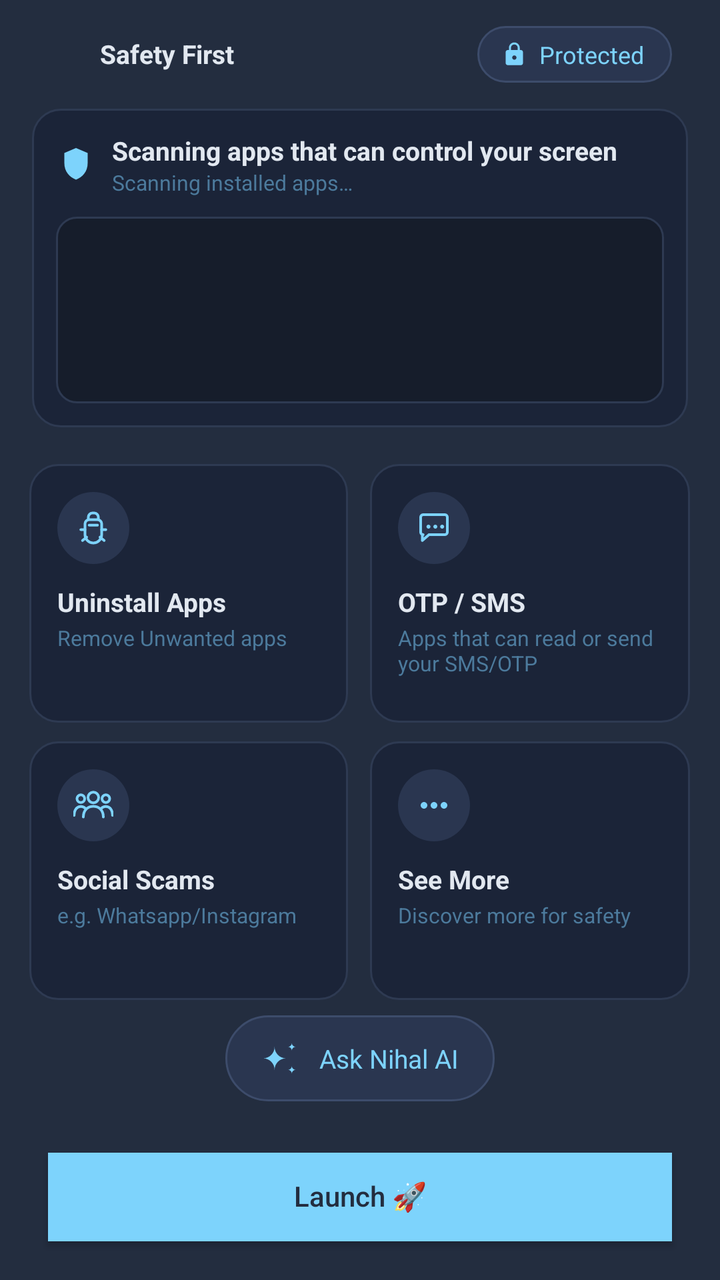
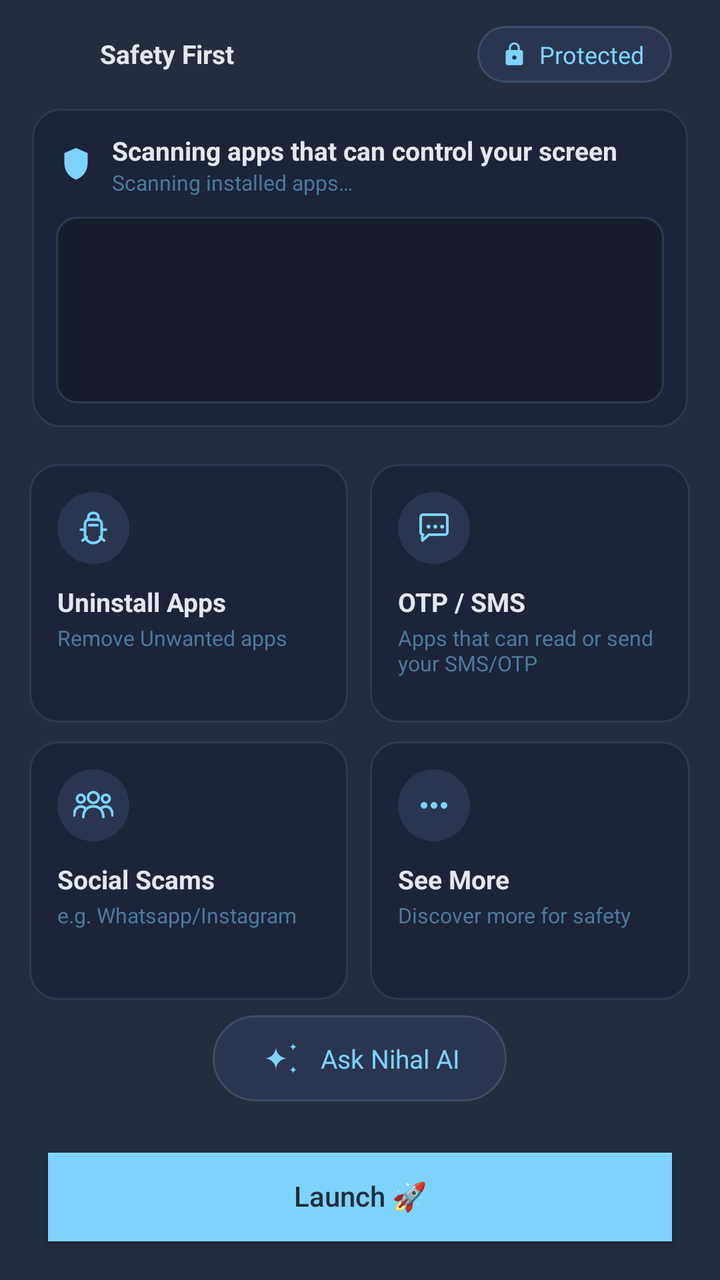

The first picture is an Android layout as it rendered before a commit; the second is the same layout after the commit. The layout source and the unified diff follow.
<!-- AndroidManifest.xml: activity theme Theme.NihalHome -->
<!-- res/layout/activity_main.xml -->
<?xml version="1.0" encoding="utf-8"?>
<LinearLayout xmlns:android="http://schemas.android.com/apk/res/android"
    android:layout_width="match_parent"
    android:layout_height="match_parent"
    android:orientation="vertical"
    android:weightSum="1000"
    android:background="@color/onboarding_background">

    
    <LinearLayout
        android:id="@+id/topStatusBar"
        android:layout_width="match_parent"
        android:layout_height="0dp"
        android:layout_weight="85"
        android:orientation="horizontal"
        android:gravity="center_vertical"
        android:paddingStart="24dp"
        android:paddingEnd="24dp">

        <LinearLayout
            android:id="@+id/containerSafetyFirst"
            android:layout_width="0dp"
            android:layout_height="wrap_content"
            android:layout_weight="1"
            android:orientation="horizontal"
            android:gravity="start|center_vertical">

            <ImageView
                android:id="@+id/imageSafetyLogo"
                android:layout_width="20dp"
                android:layout_height="20dp"
                android:layout_marginEnd="6dp"
                android:src="@mipmap/ic_launcher" />

            <TextView
                android:id="@+id/textSafetyFirst"
                android:layout_width="wrap_content"
                android:layout_height="wrap_content"
                android:text="@string/safety_first_title"
                android:textColor="@color/onboarding_heading"
                android:textSize="13sp"
                android:textStyle="bold" />

        </LinearLayout>

        <LinearLayout
            android:id="@+id/containerProtected"
            android:layout_width="wrap_content"
            android:layout_height="wrap_content"
            android:orientation="horizontal"
            android:gravity="center_vertical"
            android:background="@drawable/bg_capsule_protected"
            android:paddingStart="12dp"
            android:paddingEnd="14dp"
            android:paddingTop="6dp"
            android:paddingBottom="6dp">

            <ImageView
                android:id="@+id/imageLockIcon"
                android:layout_width="13dp"
                android:layout_height="13dp"
                android:layout_marginEnd="6dp"
                android:src="@drawable/ic_lock" />

            <TextView
                android:id="@+id/textProtected"
                android:layout_width="wrap_content"
                android:layout_height="wrap_content"
                android:text="@string/protected_label"
                android:textColor="@color/onboarding_accent"
                android:textSize="12sp" />

        </LinearLayout>

    </LinearLayout>

    
    <FrameLayout
        android:id="@+id/containerFirstPart"
        android:layout_width="match_parent"
        android:layout_height="0dp"
        android:layout_weight="249"
        android:paddingStart="16dp"
        android:paddingEnd="16dp">

        <LinearLayout
            android:id="@+id/boxFirstPart"
            android:layout_width="match_parent"
            android:layout_height="match_parent"
            android:orientation="vertical"
            android:background="@drawable/bg_scan_card"
            android:padding="12dp">

            <LinearLayout
                android:layout_width="match_parent"
                android:layout_height="wrap_content"
                android:orientation="horizontal"
                android:gravity="center_vertical"
                android:layout_marginBottom="10dp">

                <ImageView
                    android:layout_width="20dp"
                    android:layout_height="20dp"
                    android:layout_marginEnd="8dp"
                    android:src="@drawable/ic_shield_scan" />

                <LinearLayout
                    android:layout_width="0dp"
                    android:layout_height="wrap_content"
                    android:layout_weight="1"
                    android:orientation="vertical">

                    <TextView
                        android:text="@string/scan_title"
                        android:layout_width="wrap_content"
                        android:layout_height="wrap_content"
                        android:textColor="@color/onboarding_heading"
                        android:textSize="13sp"
                        android:textStyle="bold" />

                    <TextView
                        android:id="@+id/textScanSubtitle"
                        android:text="@string/scan_subtitle_running"
                        android:layout_width="wrap_content"
                        android:layout_height="wrap_content"
                        android:textColor="@color/terminal_text_dim"
                        android:textSize="10.5sp" />

                </LinearLayout>

            </LinearLayout>

            <FrameLayout
                android:layout_width="match_parent"
                android:layout_height="0dp"
                android:layout_weight="1">

                <ScrollView
                    android:id="@+id/scrollTerminal"
                    android:layout_width="match_parent"
                    android:layout_height="match_parent"
                    android:background="@drawable/bg_terminal"
                    android:padding="10dp"
                    android:scrollbars="none"
                    android:visibility="visible">

                    <TextView
                        android:id="@+id/textTerminalLog"
                        android:layout_width="match_parent"
                        android:layout_height="wrap_content"
                        android:fontFamily="monospace"
                        android:textColor="@color/terminal_text"
                        android:textSize="9.5sp"
                        android:lineSpacingExtra="2dp" />

                </ScrollView>

                <ScrollView
                    android:id="@+id/scrollResults"
                    android:layout_width="match_parent"
                    android:layout_height="match_parent"
                    android:scrollbars="none"
                    android:visibility="gone">

                    <LinearLayout
                        android:id="@+id/containerRiskResults"
                        android:layout_width="match_parent"
                        android:layout_height="wrap_content"
                        android:orientation="vertical" />

                </ScrollView>

                <LinearLayout
                    android:id="@+id/containerNoIssues"
                    android:layout_width="match_parent"
                    android:layout_height="match_parent"
                    android:orientation="vertical"
                    android:gravity="center"
                    android:paddingStart="10dp"
                    android:paddingEnd="10dp"
                    android:paddingTop="4dp"
                    android:paddingBottom="4dp"
                    android:visibility="gone">

                    <ImageView
                        android:layout_width="@dimen/no_issues_icon_size"
                        android:layout_height="@dimen/no_issues_icon_size"
                        android:layout_marginBottom="4dp"
                        android:adjustViewBounds="true"
                        android:scaleType="fitCenter"
                        android:src="@drawable/ic_shield_check" />

                    <TextView
                        android:text="@string/no_issues_found_title"
                        android:layout_width="match_parent"
                        android:layout_height="wrap_content"
                        android:textColor="@color/onboarding_heading"
                        android:textStyle="bold"
                        android:gravity="center"
                        android:maxLines="1"
                        android:autoSizeTextType="uniform"
                        android:autoSizeMinTextSize="8sp"
                        android:autoSizeMaxTextSize="13sp"
                        android:autoSizeStepGranularity="1sp" />

                    <TextView
                        android:text="@string/no_issues_found_subtitle"
                        android:layout_width="match_parent"
                        android:layout_height="wrap_content"
                        android:layout_marginTop="2dp"
                        android:textColor="@color/terminal_text_dim"
                        android:gravity="center"
                        android:maxLines="2"
                        android:autoSizeTextType="uniform"
                        android:autoSizeMinTextSize="7sp"
                        android:autoSizeMaxTextSize="10sp"
                        android:autoSizeStepGranularity="1sp" />

                </LinearLayout>

            </FrameLayout>

        </LinearLayout>

    </FrameLayout>

    
    <View
        android:layout_width="match_parent"
        android:layout_height="0dp"
        android:layout_weight="29" />

    
    <LinearLayout
        android:layout_width="match_parent"
        android:layout_height="0dp"
        android:layout_weight="202"
        android:orientation="horizontal"
        android:weightSum="10000">

        <View
            android:layout_width="0dp"
            android:layout_height="match_parent"
            android:layout_weight="415" />

        <LinearLayout
            android:id="@+id/cardUninstallApps"
            android:layout_width="0dp"
            android:layout_height="match_parent"
            android:layout_weight="4430"
            android:orientation="vertical"
            android:background="@drawable/bg_feature_card"
            android:clickable="true"
            android:focusable="true"
            android:padding="14dp">

            <ImageView
                android:layout_width="36dp"
                android:layout_height="36dp"
                android:layout_marginBottom="10dp"
                android:background="@drawable/bg_feature_icon_circle"
                android:padding="8dp"
                android:src="@drawable/ic_feature_uninstall" />

            <TextView
                android:text="@string/feature_uninstall_title"
                android:layout_width="wrap_content"
                android:layout_height="wrap_content"
                android:textColor="@color/onboarding_heading"
                android:textSize="13sp"
                android:textStyle="bold" />

            <TextView
                android:text="@string/feature_uninstall_subtitle"
                android:layout_width="wrap_content"
                android:layout_height="wrap_content"
                android:layout_marginTop="2dp"
                android:textColor="@color/terminal_text_dim"
                android:textSize="10.5sp" />

        </LinearLayout>

        <View
            android:layout_width="0dp"
            android:layout_height="match_parent"
            android:layout_weight="310" />

        <LinearLayout
            android:id="@+id/cardOtpSms"
            android:layout_width="0dp"
            android:layout_height="match_parent"
            android:layout_weight="4430"
            android:orientation="vertical"
            android:background="@drawable/bg_feature_card"
            android:clickable="true"
            android:focusable="true"
            android:padding="14dp">

            <ImageView
                android:layout_width="36dp"
                android:layout_height="36dp"
                android:layout_marginBottom="10dp"
                android:background="@drawable/bg_feature_icon_circle"
                android:padding="8dp"
                android:src="@drawable/ic_feature_otp_sms" />

            <TextView
                android:text="@string/feature_otp_sms_title"
                android:layout_width="wrap_content"
                android:layout_height="wrap_content"
                android:textColor="@color/onboarding_heading"
                android:textSize="13sp"
                android:textStyle="bold" />

            <TextView
                android:text="@string/feature_otp_sms_subtitle"
                android:layout_width="wrap_content"
                android:layout_height="wrap_content"
                android:layout_marginTop="2dp"
                android:textColor="@color/terminal_text_dim"
                android:textSize="10.5sp" />

        </LinearLayout>

        <View
            android:layout_width="0dp"
            android:layout_height="match_parent"
            android:layout_weight="415" />

    </LinearLayout>

    
    <View
        android:layout_width="match_parent"
        android:layout_height="0dp"
        android:layout_weight="15" />

    
    <LinearLayout
        android:layout_width="match_parent"
        android:layout_height="0dp"
        android:layout_weight="202"
        android:orientation="horizontal"
        android:weightSum="10000">

        <View
            android:layout_width="0dp"
            android:layout_height="match_parent"
            android:layout_weight="415" />

        <LinearLayout
            android:id="@+id/cardSocialScams"
            android:layout_width="0dp"
            android:layout_height="match_parent"
            android:layout_weight="4430"
            android:orientation="vertical"
            android:background="@drawable/bg_feature_card"
            android:clickable="true"
            android:focusable="true"
            android:padding="14dp">

            <ImageView
                android:layout_width="36dp"
                android:layout_height="36dp"
                android:layout_marginBottom="10dp"
                android:background="@drawable/bg_feature_icon_circle"
                android:padding="8dp"
                android:src="@drawable/ic_feature_social_scams" />

            <TextView
                android:text="@string/feature_social_scams_title"
                android:layout_width="wrap_content"
                android:layout_height="wrap_content"
                android:textColor="@color/onboarding_heading"
                android:textSize="13sp"
                android:textStyle="bold" />

            <TextView
                android:text="@string/feature_social_scams_subtitle"
                android:layout_width="wrap_content"
                android:layout_height="wrap_content"
                android:layout_marginTop="2dp"
                android:textColor="@color/terminal_text_dim"
                android:textSize="10.5sp" />

        </LinearLayout>

        <View
            android:layout_width="0dp"
            android:layout_height="match_parent"
            android:layout_weight="310" />

        <LinearLayout
            android:id="@+id/cardSeeMore"
            android:layout_width="0dp"
            android:layout_height="match_parent"
            android:layout_weight="4430"
            android:orientation="vertical"
            android:background="@drawable/bg_feature_card"
            android:clickable="true"
            android:focusable="true"
            android:padding="14dp">

            <ImageView
                android:layout_width="36dp"
                android:layout_height="36dp"
                android:layout_marginBottom="10dp"
                android:background="@drawable/bg_feature_icon_circle"
                android:padding="8dp"
                android:src="@drawable/ic_feature_see_more" />

            <TextView
                android:text="@string/feature_see_more_title"
                android:layout_width="wrap_content"
                android:layout_height="wrap_content"
                android:textColor="@color/onboarding_heading"
                android:textSize="13sp"
                android:textStyle="bold" />

            <TextView
                android:text="@string/feature_see_more_subtitle"
                android:layout_width="wrap_content"
                android:layout_height="wrap_content"
                android:layout_marginTop="2dp"
                android:textColor="@color/terminal_text_dim"
                android:textSize="10.5sp" />

        </LinearLayout>

        <View
            android:layout_width="0dp"
            android:layout_height="match_parent"
            android:layout_weight="415" />

    </LinearLayout>

    
    <View
        android:layout_width="match_parent"
        android:layout_height="0dp"
        android:layout_weight="12" />

    
    <LinearLayout
        android:layout_width="match_parent"
        android:layout_height="0dp"
        android:layout_weight="67"
        android:gravity="center"
        android:orientation="vertical">

        <LinearLayout
            android:id="@+id/containerAskNihalAi"
            android:layout_width="wrap_content"
            android:layout_height="match_parent"
            android:orientation="horizontal"
            android:gravity="center"
            android:background="@drawable/bg_capsule_protected"
            android:clickable="true"
            android:focusable="true"
            android:paddingStart="16dp"
            android:paddingEnd="18dp">

            <ImageView
                android:layout_width="23dp"
                android:layout_height="23dp"
                android:layout_marginEnd="8dp"
                android:src="@drawable/ic_sparkles" />

            <TextView
                android:text="@string/ask_nihal_ai_label"
                android:layout_width="wrap_content"
                android:layout_height="wrap_content"
                android:textColor="@color/onboarding_accent"
                android:textSize="13sp" />

        </LinearLayout>

    </LinearLayout>

    
    <View
        android:layout_width="match_parent"
        android:layout_height="0dp"
        android:layout_weight="40" />

    
    <Button
        android:id="@+id/buttonGo"
        android:layout_width="match_parent"
        android:layout_height="0dp"
        android:layout_weight="69"
        android:layout_marginStart="24dp"
        android:layout_marginEnd="24dp"
        android:background="@color/onboarding_accent"
        android:text="@string/action_go"
        android:textColor="@color/onboarding_button_text"
        android:textAllCaps="false"
        android:includeFontPadding="false"
        android:elevation="0dp" />

    
    <View
        android:layout_width="match_parent"
        android:layout_height="0dp"
        android:layout_weight="30" />

</LinearLayout>
<!-- resources referenced by this layout -->
<resources>
  <color name="onboarding_accent">#7DD3FC</color>
  <color name="onboarding_background">#232D3F</color>
  <color name="onboarding_button_text">#232D3F</color>
  <color name="onboarding_heading">#E2E8F0</color>
  <color name="terminal_text">#7DD3FC</color>
  <color name="terminal_text_dim">#4C7A9C</color>
  <dimen name="no_issues_icon_size">28dp</dimen>
  <!-- drawable bg_capsule_protected (drawable) -->
  <shape xmlns:android="http://schemas.android.com/apk/res/android"
      android:shape="rectangle">
      <solid android:color="@color/protected_capsule_background" />
      <stroke
          android:width="1dp"
          android:color="@color/protected_capsule_border" />
      <corners android:radius="50dp" />
  </shape>
  <!-- drawable bg_feature_card (drawable) -->
  <?xml version="1.0" encoding="utf-8"?>
  <shape xmlns:android="http://schemas.android.com/apk/res/android"
      android:shape="rectangle">
      <solid android:color="@color/scan_card_background" />
      <stroke
          android:width="1dp"
          android:color="@color/scan_card_border" />
      <corners android:radius="14dp" />
  </shape>
  <!-- drawable bg_feature_icon_circle (drawable) -->
  <?xml version="1.0" encoding="utf-8"?>
  <shape xmlns:android="http://schemas.android.com/apk/res/android"
      android:shape="oval">
      <solid android:color="@color/protected_capsule_background" />
  </shape>
  <!-- drawable bg_scan_card (drawable) -->
  <?xml version="1.0" encoding="utf-8"?>
  <shape xmlns:android="http://schemas.android.com/apk/res/android"
      android:shape="rectangle">
      <solid android:color="@color/scan_card_background" />
      <stroke
          android:width="1dp"
          android:color="@color/scan_card_border" />
      <corners android:radius="14dp" />
  </shape>
  <!-- drawable bg_terminal (drawable) -->
  <?xml version="1.0" encoding="utf-8"?>
  <shape xmlns:android="http://schemas.android.com/apk/res/android"
      android:shape="rectangle">
      <solid android:color="@color/terminal_background" />
      <stroke
          android:width="1dp"
          android:color="@color/terminal_border" />
      <corners android:radius="10dp" />
  </shape>
  <!-- mipmap ic_launcher (mipmap-anydpi-v26) -->
  <?xml version="1.0" encoding="utf-8"?>
  <adaptive-icon xmlns:android="http://schemas.android.com/apk/res/android">
      <background android:drawable="@drawable/ic_launcher_background"/>
      <foreground android:drawable="@drawable/ic_launcher_foreground"/>
  </adaptive-icon>
  <string name="action_go">Launch 🚀</string>
  <string name="ask_nihal_ai_label">Ask Nihal AI</string>
  <string name="feature_otp_sms_subtitle">Apps that can read or send your SMS/OTP</string>
  <string name="feature_otp_sms_title">OTP / SMS</string>
  <string name="feature_see_more_subtitle">Discover more for safety</string>
  <string name="feature_see_more_title">See More</string>
  <string name="feature_social_scams_subtitle">e.g. Whatsapp/Instagram</string>
  <string name="feature_social_scams_title">Social Scams</string>
  <string name="feature_uninstall_subtitle">Remove Unwanted apps</string>
  <string name="feature_uninstall_title">Uninstall Apps</string>
  <string name="no_issues_found_subtitle">No Apps Found that can control your screen</string>
  <string name="no_issues_found_title">No Issues Found</string>
  <string name="protected_label">Protected</string>
  <string name="safety_first_title">Safety First</string>
  <string name="scan_subtitle_running">Scanning installed apps…</string>
  <string name="scan_title">Scanning apps that can control your screen</string>
  <color name="protected_capsule_background">#2A3650</color>
  <color name="protected_capsule_border">#3D4C6B</color>
  <color name="scan_card_background">#1B2438</color>
  <color name="scan_card_border">#2E3A52</color>
  <color name="terminal_background">#161D2B</color>
  <color name="terminal_border">#2E3A52</color>
  <color name="safe_state_icon">#4ADE80</color>
  <!-- unchanged entries left out for length: 11 -->
</resources>

<!-- the commit's change to res/layout/activity_main.xml (unified diff, before → after) -->
@@ -445,20 +445,24 @@
         android:layout_width="match_parent"
         android:layout_height="0dp"
         android:layout_weight="67"
-        android:gravity="center"
-        android:orientation="vertical">
+        android:orientation="horizontal"
+        android:weightSum="1000">
+
+        <View
+            android:layout_width="0dp"
+            android:layout_height="match_parent"
+            android:layout_weight="296" />
 
         <LinearLayout
             android:id="@+id/containerAskNihalAi"
-            android:layout_width="wrap_content"
-            android:layout_height="match_parent"
+            android:layout_width="0dp"
+            android:layout_height="match_parent"
+            android:layout_weight="408"
             android:orientation="horizontal"
             android:gravity="center"
             android:background="@drawable/bg_capsule_protected"
             android:clickable="true"
-            android:focusable="true"
-            android:paddingStart="16dp"
-            android:paddingEnd="18dp">
+            android:focusable="true">
 
             <ImageView
                 android:layout_width="23dp"
@@ -474,6 +478,11 @@
                 android:textSize="13sp" />
 
         </LinearLayout>
+
+        <View
+            android:layout_width="0dp"
+            android:layout_height="match_parent"
+            android:layout_weight="296" />
 
     </LinearLayout>
 
